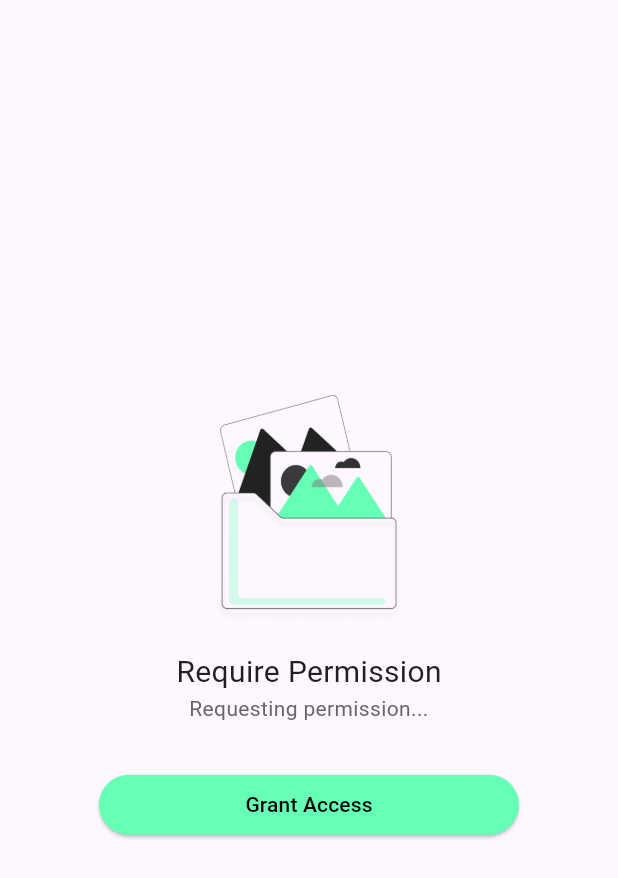
After one commit to shimul53/flutter_gallery_app, a Flutter app: the PermissionScreen screen opened by its route, after a tap on "Grant Access", on a phone screen of 412 x 824 dp. The commit adds this screen. Shown: the top 878 px of the screen. Run offline on Flutter 3.47's test engine with Material 3 defaults, Android fonts, the phone set to English and light mode, and no system bars; our stand-ins replace permission_handler.

Commit message:
add permission screen and modify splash screen

```diff
--- a/lib/app.dart
+++ b/lib/app.dart
@@ -1,4 +1,5 @@
 import 'package:flutter/material.dart';
+import 'package:flutter_gallery_app/screens/permission_screen.dart';
 import 'screens/splash_screen.dart';
 
 
@@ -15,6 +16,7 @@ class MyApp extends StatelessWidget {
       initialRoute: '/',
       routes: {
         '/': (context) => const SplashScreen(),
+        '/permission': (context) => const PermissionScreen(),
 
       },
     );
--- /dev/null
+++ b/lib/screens/permission_screen.dart
@@ -0,0 +1,88 @@
+
+import 'package:flutter/material.dart';
+import 'package:permission_handler/permission_handler.dart';
+
+class PermissionScreen extends StatefulWidget {
+  const PermissionScreen({Key? key}) : super(key: key);
+
+  @override
+  State<PermissionScreen> createState() => _PermissionScreenState();
+}
+
+class _PermissionScreenState extends State<PermissionScreen> {
+  bool _isRequesting = false;
+  String _statusMessage = "To show your black and white photos, we need your folder permission. We promise we don't take your photos.";
+
+  Future<void> _requestPermission() async {
+    setState(() {
+      _isRequesting = true;
+      _statusMessage = "Requesting permission...";
+    });
+
+    // Request permission
+    final status = await Permission.photos.request();
+
+
+    if (status.isGranted) {
+      // If user just granted, navigate to album
+      if (!mounted) return;
+      //Navigator.pushReplacementNamed(context, '/album');
+    } else if (status.isDenied) {
+      setState(() {
+        _statusMessage = "Permission denied. Please grant to continue.";
+      });
+    } else if (status.isPermanentlyDenied) {
+      setState(() {
+        _statusMessage = "Permission permanently denied. Open settings to enable.";
+      });
+
+    }
+
+    setState(() => _isRequesting = false);
+  }
+
+  @override
+  Widget build(BuildContext context) {
+    return Scaffold(
+      body: Padding(
+        padding: const EdgeInsets.all(16.0),
+        child: Column(
+          children: [
+            const Spacer(),
+
+            Image.asset(
+              'assets/permission_img.png',
+              width: 150,
+              height: 150,
+            ),
+            const SizedBox(height: 20),
+            const Text("Require Permission",style: TextStyle(fontSize: 20,color: Color(0xFF212020)),),
+            Center(
+              child: SizedBox(
+                width: 250,
+                child: Text(
+                  _statusMessage,style: const TextStyle(fontSize: 14,color: Color(0xFF676767)),
+                  textAlign: TextAlign.center,
+                ),
+              ),
+            ),
+            const SizedBox(height: 30),
+            SizedBox(
+              width: 280,
+              child: ElevatedButton(
+                onPressed: _isRequesting ? null : _requestPermission,
+                style: ElevatedButton.styleFrom(
+                  backgroundColor: const Color(0xFF66FFB6),
+                  foregroundColor: Colors.black,
+                ),
+                child: const Text("Grant Access"),
+              ),
+            ),
+
+            const Spacer(),
+          ],
+        ),
+      ),
+    );
+  }
+}
--- a/lib/screens/splash_screen.dart
+++ b/lib/screens/splash_screen.dart
@@ -1,4 +1,5 @@
 import 'package:flutter/material.dart';
+import 'package:permission_handler/permission_handler.dart';
 
 class SplashScreen extends StatefulWidget {
   const SplashScreen({Key? key}) : super(key: key);
@@ -11,23 +12,37 @@ class _SplashScreenState extends State<SplashScreen> {
   @override
   void initState() {
     super.initState();
-    _goNext();
+    _checkPermissionAndNavigate();
   }
 
-  Future<void> _goNext() async {
-    await Future.delayed(const Duration(seconds: 2)); // show 2 seconds
-    if (!mounted) return;
+
+
+  Future<void> _checkPermissionAndNavigate() async {
+    // Delay the execution by 2 seconds
+    await Future.delayed(const Duration(seconds: 2));
+
+    // Check if the photos/storage permission is already granted
+    final status = await Permission.photos.status;
+
+    if (status.isGranted) {
+      // If granted, navigate directly to the album screen
+    //  Navigator.pushReplacementNamed(context, '/album');
+    } else {
+      //  Otherwise, navigate to the permission screen
+      Navigator.pushReplacementNamed(context, '/permission');
+    }
   }
+
 
   @override
   Widget build(BuildContext context) {
     return Scaffold(
+
       body: Center(
-        // Replace with your custom splash asset
         child: Image.asset(
           'assets/splash_img.png',
-          width: 120,
-          height: 120,
+          width: 100,
+          height: 100,
         ),
       ),
     );
```
Also changed, not shown: 1 other file.
